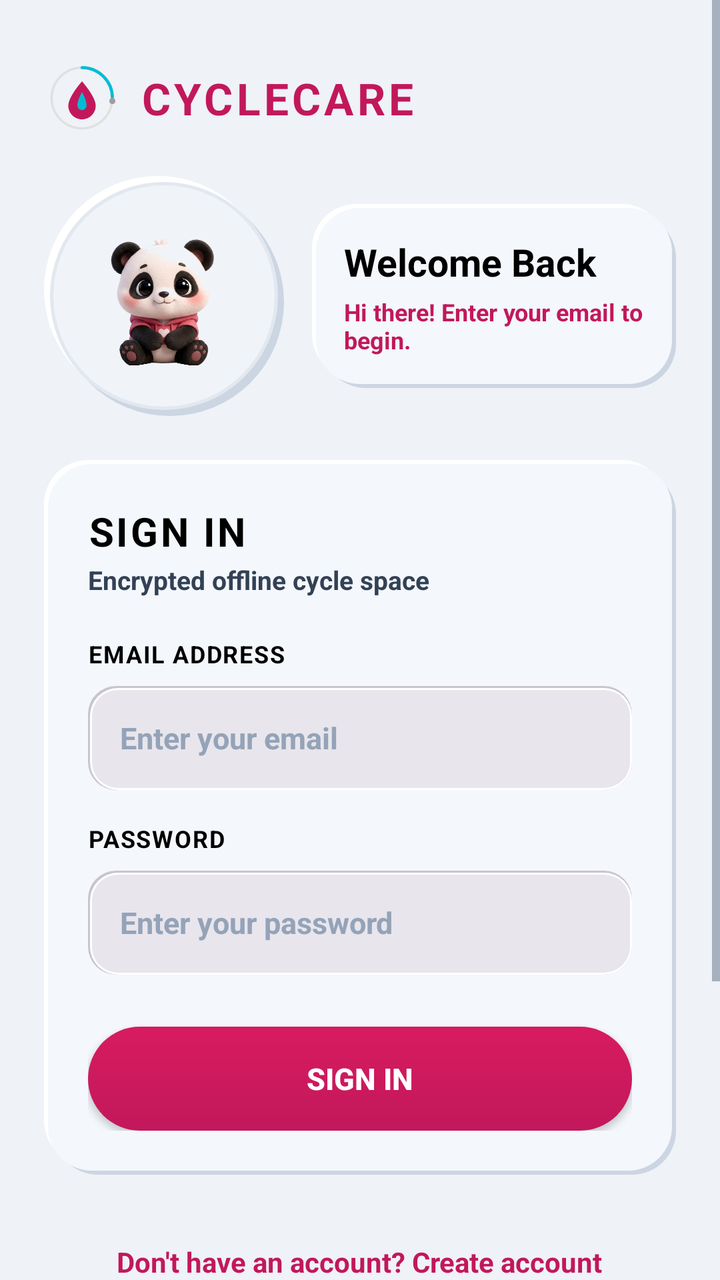
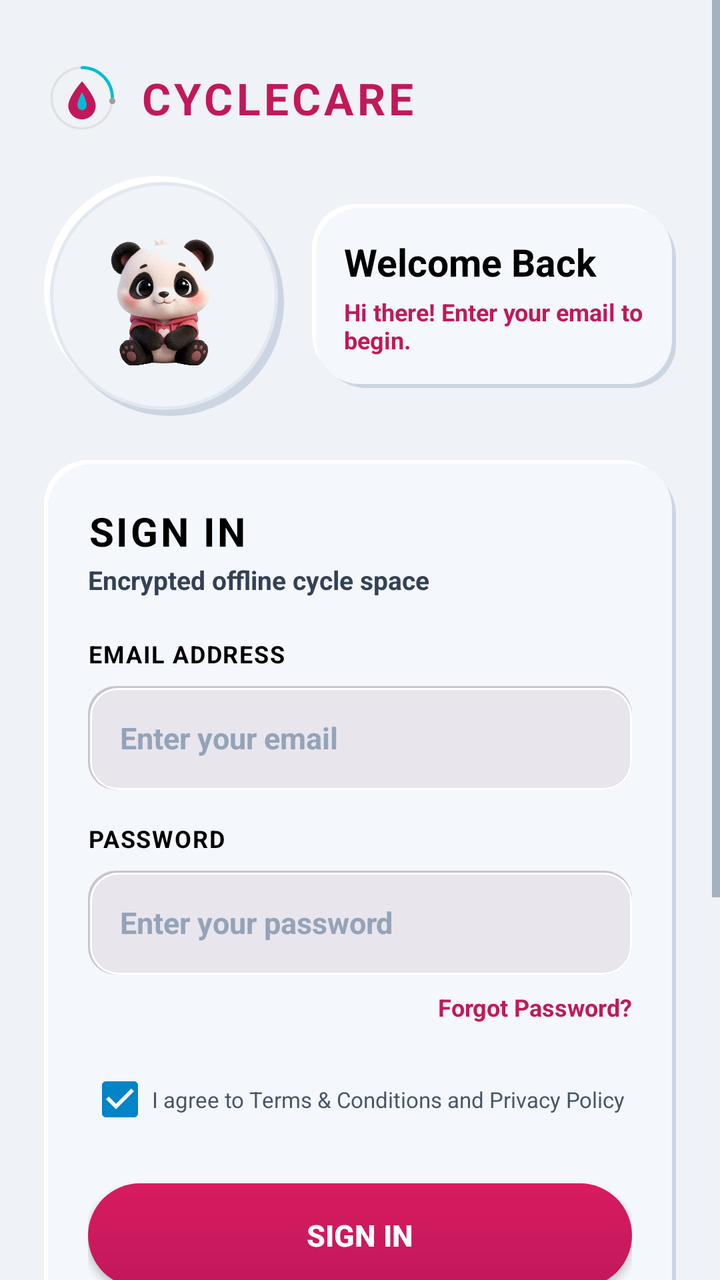

Before-and-after screenshots of an Android layout around one commit, followed by the original layout XML and the change that was made.
<!-- AndroidManifest.xml: application theme Theme.CycleCare -->
<!-- res/layout/activity_login.xml -->
<?xml version="1.0" encoding="utf-8"?>
<ScrollView xmlns:android="http://schemas.android.com/apk/res/android"
    xmlns:app="http://schemas.android.com/apk/res-auto"
    android:layout_width="match_parent"
    android:layout_height="match_parent"
    android:fillViewport="true"
    android:background="@color/colorBackground">

    <LinearLayout
        android:layout_width="match_parent"
        android:layout_height="wrap_content"
        android:orientation="vertical"
        android:padding="22dp"
        android:gravity="center_horizontal">

        
        <LinearLayout
            android:layout_width="match_parent"
            android:layout_height="wrap_content"
            android:orientation="horizontal"
            android:gravity="center_vertical"
            android:layout_marginTop="8dp">

            <ImageView
                android:layout_width="38dp"
                android:layout_height="38dp"
                android:src="@drawable/ic_cyclecare_logo"
                android:contentDescription="CycleCare Logo" />

            <TextView
                android:layout_width="wrap_content"
                android:layout_height="wrap_content"
                android:layout_marginStart="10dp"
                android:text="CYCLECARE"
                android:textColor="@color/colorPrimary"
                android:textSize="22sp"
                android:textStyle="bold"
                android:letterSpacing="0.08" />
        </LinearLayout>

        
        <LinearLayout
            android:id="@+id/ll_mascot_header"
            android:layout_width="match_parent"
            android:layout_height="wrap_content"
            android:layout_marginTop="20dp"
            android:orientation="horizontal"
            android:gravity="center_vertical">

            
            <FrameLayout
                android:id="@+id/fl_panda_frame"
                android:layout_width="120dp"
                android:layout_height="120dp"
                android:background="@drawable/bg_neu_dial_outer"
                android:padding="6dp">

                <ImageView
                    android:id="@+id/iv_panda"
                    android:layout_width="match_parent"
                    android:layout_height="match_parent"
                    android:src="@drawable/panda_idle"
                    android:scaleType="fitCenter"
                    android:contentDescription="CycleCare 3D Mascot" />
            </FrameLayout>

            
            <LinearLayout
                android:layout_width="0dp"
                android:layout_height="wrap_content"
                android:layout_weight="1"
                android:layout_marginStart="14dp"
                android:background="@drawable/bg_neu_card_raised"
                android:orientation="vertical"
                android:padding="16dp">

                <TextView
                    android:layout_width="wrap_content"
                    android:layout_height="wrap_content"
                    android:text="Welcome Back"
                    android:textColor="#000000"
                    android:textSize="19sp"
                    android:textStyle="bold" />

                <TextView
                    android:id="@+id/tv_panda_hint"
                    android:layout_width="wrap_content"
                    android:layout_height="wrap_content"
                    android:layout_marginTop="4dp"
                    android:text="Hi there! Enter your email to begin."
                    android:textColor="@color/colorPrimary"
                    android:textSize="12sp"
                    android:textStyle="bold" />
            </LinearLayout>
        </LinearLayout>

        
        <LinearLayout
            android:layout_width="match_parent"
            android:layout_height="wrap_content"
            android:layout_marginTop="22dp"
            android:background="@drawable/bg_neu_card_raised"
            android:orientation="vertical"
            android:padding="22dp">

            <TextView
                android:layout_width="wrap_content"
                android:layout_height="wrap_content"
                android:text="SIGN IN"
                android:textColor="#000000"
                android:textSize="20sp"
                android:textStyle="bold"
                android:letterSpacing="0.06" />

            <TextView
                android:layout_width="wrap_content"
                android:layout_height="wrap_content"
                android:layout_marginTop="2dp"
                android:text="Encrypted offline cycle space"
                android:textColor="#334155"
                android:textSize="13sp"
                android:textStyle="bold" />

            
            <TextView
                android:layout_width="match_parent"
                android:layout_height="wrap_content"
                android:layout_marginTop="20dp"
                android:text="EMAIL ADDRESS"
                android:textColor="#000000"
                android:textSize="12sp"
                android:textStyle="bold"
                android:letterSpacing="0.05" />

            <EditText
                android:id="@+id/et_email"
                android:layout_width="match_parent"
                android:layout_height="52dp"
                android:layout_marginTop="8dp"
                android:background="@drawable/neu_input"
                android:hint="Enter your email"
                android:inputType="textEmailAddress"
                android:paddingHorizontal="16dp"
                android:textColor="#000000"
                android:textStyle="bold"
                android:textColorHint="#94A3B8"
                android:textSize="15sp" />

            
            <TextView
                android:layout_width="match_parent"
                android:layout_height="wrap_content"
                android:layout_marginTop="16dp"
                android:text="PASSWORD"
                android:textColor="#000000"
                android:textSize="12sp"
                android:textStyle="bold"
                android:letterSpacing="0.05" />

            <EditText
                android:id="@+id/et_password"
                android:layout_width="match_parent"
                android:layout_height="52dp"
                android:layout_marginTop="8dp"
                android:background="@drawable/neu_input"
                android:hint="Enter your password"
                android:inputType="textPassword"
                android:paddingHorizontal="16dp"
                android:textColor="#000000"
                android:textStyle="bold"
                android:textColorHint="#94A3B8"
                android:textSize="15sp" />

            
            <Button
                android:id="@+id/btn_login"
                android:layout_width="match_parent"
                android:layout_height="52dp"
                android:layout_marginTop="26dp"
                android:background="@drawable/bg_m3_button"
                android:text="SIGN IN"
                android:textColor="@color/textOnPrimary"
                android:textSize="15sp"
                android:textStyle="bold" />

        </LinearLayout>

        
        <TextView
            android:id="@+id/tv_go_register"
            android:layout_width="wrap_content"
            android:layout_height="wrap_content"
            android:layout_marginTop="24dp"
            android:layout_marginBottom="16dp"
            android:padding="10dp"
            android:text="Don't have an account? Create account"
            android:textColor="@color/colorPrimary"
            android:textSize="14sp"
            android:textStyle="bold" />

        
        <TextView
            android:layout_width="wrap_content"
            android:layout_height="wrap_content"
            android:layout_marginTop="8dp"
            android:text="QUICK 1-TAP DEMO LOGINS"
            android:textColor="#64748B"
            android:textSize="11sp"
            android:textStyle="bold"
            android:letterSpacing="0.08" />

        <LinearLayout
            android:layout_width="match_parent"
            android:layout_height="wrap_content"
            android:layout_marginTop="10dp"
            android:orientation="horizontal"
            android:gravity="center">

            
            <Button
                android:id="@+id/btn_demo_girl_login"
                android:layout_width="0dp"
                android:layout_height="44dp"
                android:layout_weight="1"
                android:layout_marginEnd="6dp"
                android:background="@drawable/bg_neu_card_raised"
                android:text="🌸 Girl (Aastha)"
                android:textColor="#E91E63"
                android:textSize="11sp"
                android:textStyle="bold"
                app:backgroundTint="@null" />

            
            <Button
                android:id="@+id/btn_demo_husband_login"
                android:layout_width="0dp"
                android:layout_height="44dp"
                android:layout_weight="1"
                android:layout_marginEnd="6dp"
                android:background="@drawable/bg_neu_card_raised"
                android:text="👨 Husband (Aman)"
                android:textColor="#2563EB"
                android:textSize="11sp"
                android:textStyle="bold"
                app:backgroundTint="@null" />

            
            <Button
                android:id="@+id/btn_demo_delivery_login"
                android:layout_width="0dp"
                android:layout_height="44dp"
                android:layout_weight="1"
                android:background="@drawable/bg_neu_card_raised"
                android:text="🚴 Delivery Agent"
                android:textColor="#059669"
                android:textSize="11sp"
                android:textStyle="bold"
                app:backgroundTint="@null" />
        </LinearLayout>

        <TextView
            android:id="@+id/tv_admin_panel_hint"
            android:layout_width="wrap_content"
            android:layout_height="wrap_content"
            android:layout_marginTop="14dp"
            android:layout_marginBottom="28dp"
            android:text="💻 Website Admin: admin@cyclecare.app • AdminPassword123!"
            android:textColor="#64748B"
            android:textSize="11sp" />

    </LinearLayout>
</ScrollView>
<!-- resources referenced by this layout -->
<resources>
  <color name="colorBackground">#EFF2F6</color>
  <color name="colorPrimary">#C2185B</color>
  <color name="textOnPrimary">#FFFFFF</color>
  <!-- drawable bg_m3_button (drawable) -->
  <?xml version="1.0" encoding="utf-8"?>
  <ripple xmlns:android="http://schemas.android.com/apk/res/android"
      android:color="#40FFFFFF">
      <item>
          <shape android:shape="rectangle">
              <gradient
                  android:angle="270"
                  android:startColor="#D81B60"
                  android:endColor="#C2185B" />
              <corners android:radius="28dp" />
          </shape>
      </item>
  </ripple>
  <!-- drawable bg_neu_card_raised (drawable) -->
  <?xml version="1.0" encoding="utf-8"?>
  <layer-list xmlns:android="http://schemas.android.com/apk/res/android">
      <item android:left="5dp" android:top="5dp">
          <shape android:shape="rectangle">
              <solid android:color="#CCD5E2" />
              <corners android:radius="22dp" />
          </shape>
      </item>
      <item android:right="5dp" android:bottom="5dp">
          <shape android:shape="rectangle">
              <solid android:color="#FFFFFF" />
              <corners android:radius="22dp" />
          </shape>
      </item>
      <item android:left="2dp" android:top="2dp" android:right="2dp" android:bottom="2dp">
          <shape android:shape="rectangle">
              <solid android:color="#F4F7FB" />
              <corners android:radius="22dp" />
          </shape>
      </item>
  </layer-list>
  <!-- drawable bg_neu_dial_outer (drawable) -->
  <?xml version="1.0" encoding="utf-8"?>
  <layer-list xmlns:android="http://schemas.android.com/apk/res/android">
      
      <item android:left="6dp" android:top="6dp">
          <shape android:shape="oval">
              <solid android:color="#CCD5E2" />
          </shape>
      </item>
      
      <item android:right="6dp" android:bottom="6dp">
          <shape android:shape="oval">
              <solid android:color="#FFFFFF" />
          </shape>
      </item>
      
      <item android:left="3dp" android:top="3dp" android:right="3dp" android:bottom="3dp">
          <shape android:shape="oval">
              <solid android:color="#F0F4F8" />
              <stroke android:width="1.5dp" android:color="#E2E8F0" />
          </shape>
      </item>
  </layer-list>
  <!-- drawable neu_input (drawable) -->
  <?xml version="1.0" encoding="utf-8"?>
  <layer-list xmlns:android="http://schemas.android.com/apk/res/android">
      
      <item>
          <shape android:shape="rectangle">
              <solid android:color="#C9C5CC" />
              <corners android:radius="14dp" />
          </shape>
      </item>
      
      <item android:left="1dp" android:top="1dp">
          <shape android:shape="rectangle">
              <solid android:color="#FFFFFF" />
              <corners android:radius="14dp" />
          </shape>
      </item>
      
      <item android:left="2dp" android:top="2dp" android:right="1dp" android:bottom="1dp">
          <shape android:shape="rectangle">
              <solid android:color="#E8E5EC" />
              <corners android:radius="13dp" />
          </shape>
      </item>
  </layer-list>
  <color name="colorPrimaryVariant">#AD1457</color>
  <color name="colorSecondary">#0284C7</color>
  <color name="colorSecondaryVariant">#0369A1</color>
  <color name="colorSurface">#F4F7FB</color>
  <color name="textPrimary">#1E293B</color>
  <color name="textSecondary">#64748B</color>
  <!-- unchanged entries left out for length: 3 -->
</resources>

<!-- the commit's change to res/layout/activity_login.xml (unified diff, before → after) -->
@@ -172,11 +172,34 @@
                 android:textSize="15sp" />
 
             
+            <TextView
+                android:id="@+id/tv_forgot_password"
+                android:layout_width="wrap_content"
+                android:layout_height="wrap_content"
+                android:layout_gravity="end"
+                android:layout_marginTop="8dp"
+                android:text="Forgot Password?"
+                android:textColor="@color/colorPrimary"
+                android:textSize="12sp"
+                android:textStyle="bold" />
+
+            
+            <CheckBox
+                android:id="@+id/cb_login_terms"
+                android:layout_width="match_parent"
+                android:layout_height="wrap_content"
+                android:layout_marginTop="14dp"
+                android:checked="true"
+                android:text="I agree to Terms &amp; Conditions and Privacy Policy"
+                android:textColor="#475569"
+                android:textSize="11sp" />
+
+            
             <Button
                 android:id="@+id/btn_login"
                 android:layout_width="match_parent"
                 android:layout_height="52dp"
-                android:layout_marginTop="26dp"
+                android:layout_marginTop="18dp"
                 android:background="@drawable/bg_m3_button"
                 android:text="SIGN IN"
                 android:textColor="@color/textOnPrimary"
